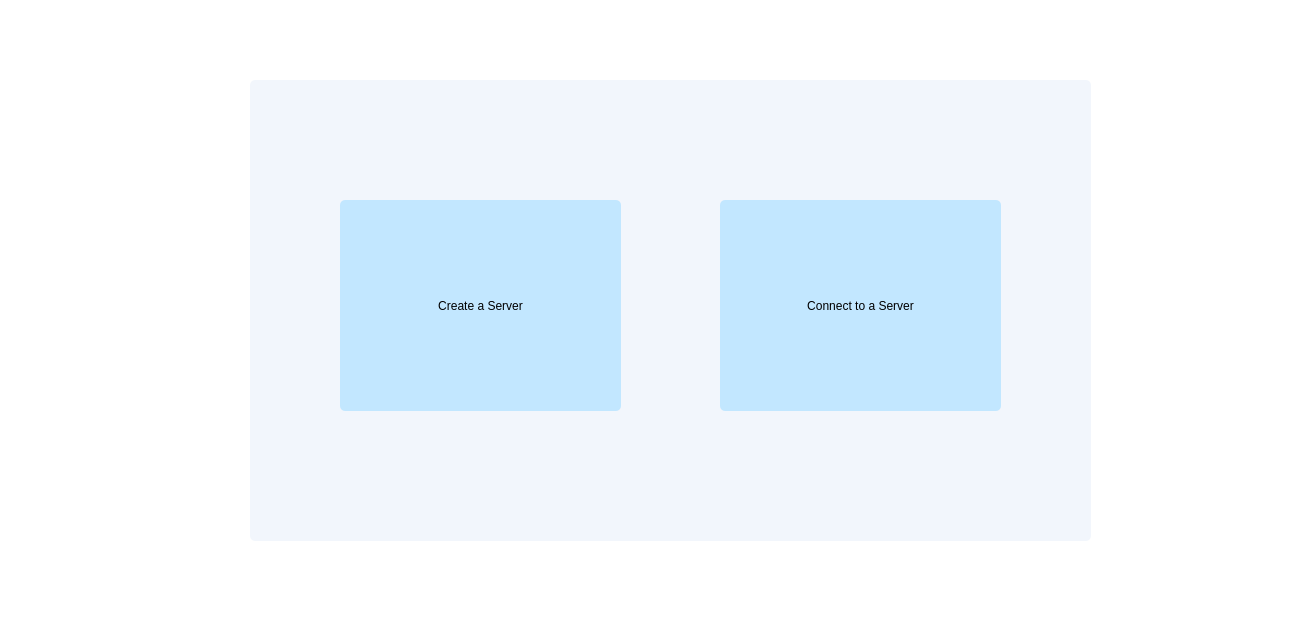
Above: initialwindow.ui from hdkhang6803/PC_Remote_Control before the change. Below: the same form after it.
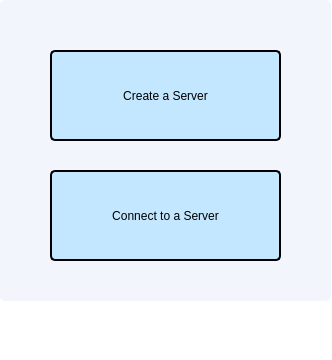
That is the form after the change.

What changed in the file:
```diff
--- a/initialwindow.ui
+++ b/initialwindow.ui
@@ -6,8 +6,8 @@
    <rect>
     <x>0</x>
     <y>0</y>
-    <width>1308</width>
-    <height>641</height>
+    <width>332</width>
+    <height>360</height>
    </rect>
   </property>
   <property name="windowTitle">
@@ -20,10 +20,10 @@
    <widget class="QWidget" name="connectWidget_2" native="true">
     <property name="geometry">
      <rect>
-      <x>250</x>
-      <y>80</y>
-      <width>841</width>
-      <height>461</height>
+      <x>0</x>
+      <y>0</y>
+      <width>331</width>
+      <height>301</height>
      </rect>
     </property>
     <property name="styleSheet">
@@ -33,16 +33,18 @@
     <widget class="QPushButton" name="pushButton_2">
      <property name="geometry">
       <rect>
-       <x>90</x>
-       <y>120</y>
-       <width>281</width>
-       <height>211</height>
+       <x>50</x>
+       <y>50</y>
+       <width>231</width>
+       <height>91</height>
       </rect>
      </property>
      <property name="styleSheet">
       <string notr="true">background-color: rgb(194, 231, 255);
 font:  600 10pt &quot;UTM Avo&quot;;
-border-radius: 5px;</string>
+border-radius: 5px;
+border: 2px solid;
+box-shadow: 5px 5px;</string>
      </property>
      <property name="text">
       <string>Create a Server</string>
@@ -51,16 +53,18 @@
     <widget class="QPushButton" name="pushButton_3">
      <property name="geometry">
       <rect>
-       <x>470</x>
-       <y>120</y>
-       <width>281</width>
-       <height>211</height>
+       <x>50</x>
+       <y>170</y>
+       <width>231</width>
+       <height>91</height>
       </rect>
      </property>
      <property name="styleSheet">
       <string notr="true">background-color: rgb(194, 231, 255);
 font:  600 10pt &quot;UTM Avo&quot;;
-border-radius: 5px;</string>
+border-radius: 5px;
+border: 2px solid;
+</string>
      </property>
      <property name="text">
       <string>Connect to a Server</string>
```
Left out of the diff: 2 changed lines with no effect on the pictures.
